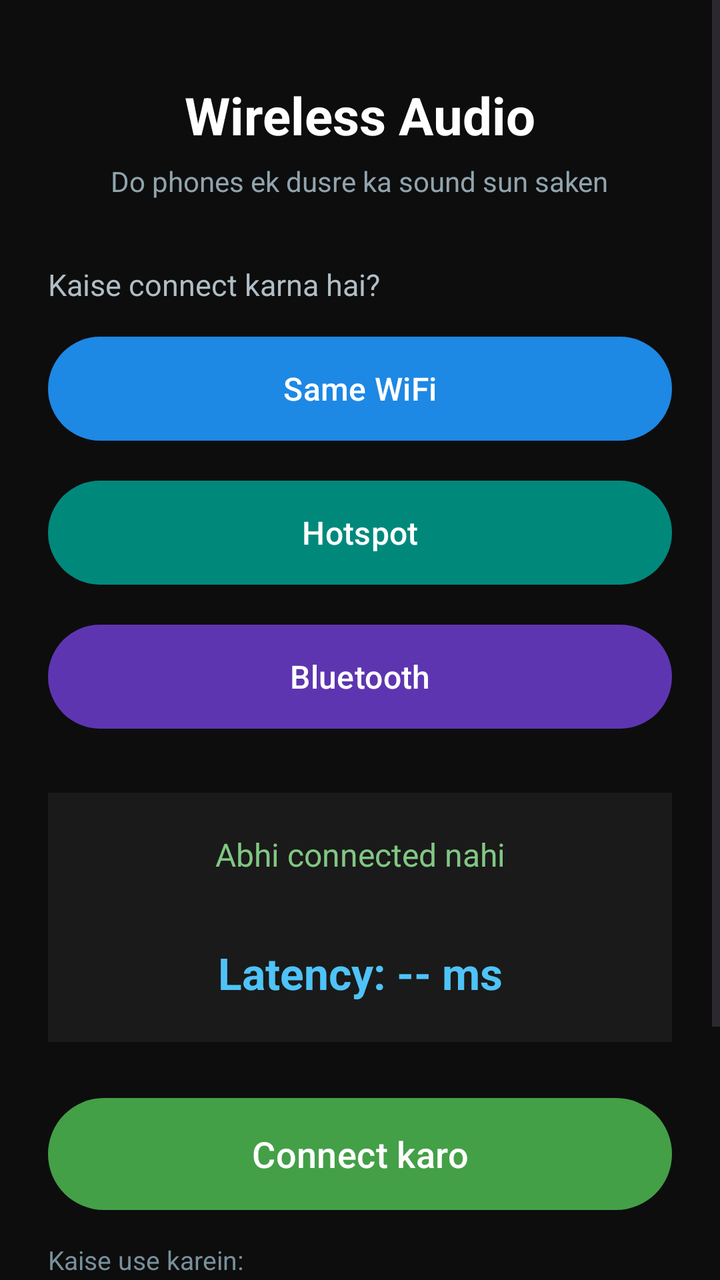
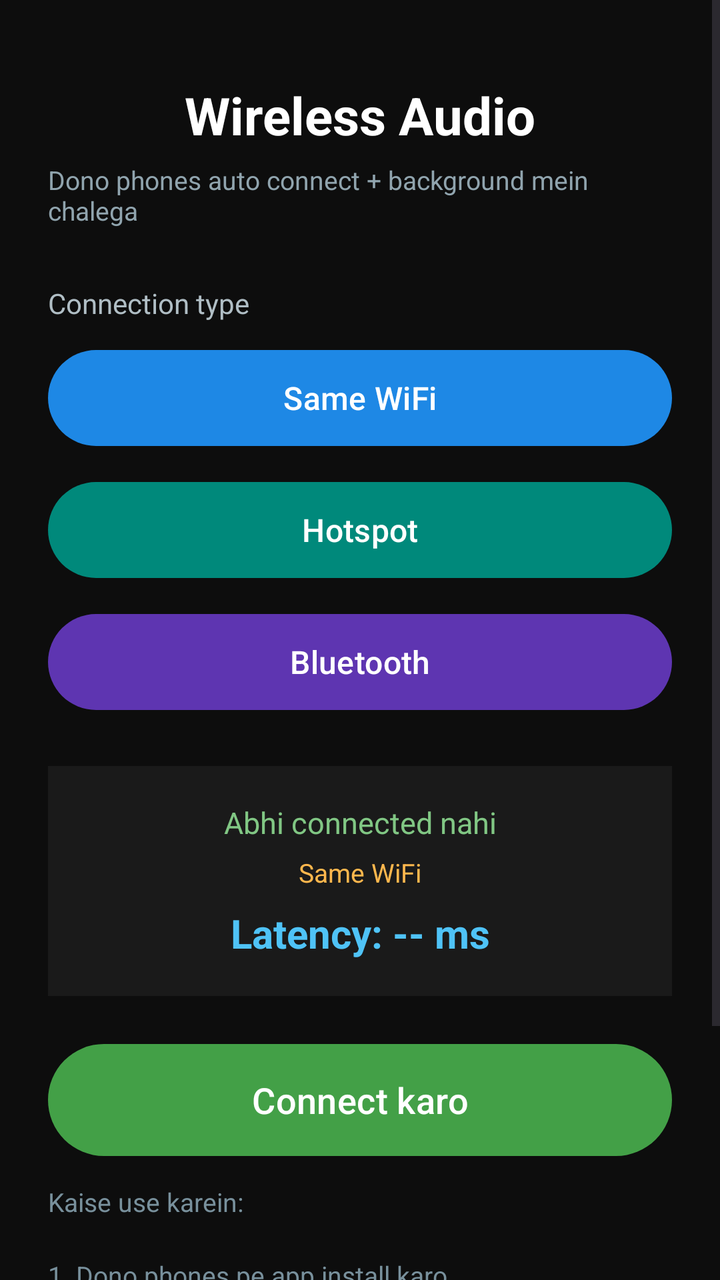

Screens rendered from an Android XML layout before and after an edit, with the pre-edit source and the edit as a unified diff.
<!-- AndroidManifest.xml: application theme Theme.WirelessAudioStreamer -->
<!-- res/layout/activity_main.xml -->
<?xml version="1.0" encoding="utf-8"?>
<ScrollView xmlns:android="http://schemas.android.com/apk/res/android"
    xmlns:app="http://schemas.android.com/apk/res-auto"
    android:layout_width="match_parent"
    android:layout_height="match_parent"
    android:fillViewport="true"
    android:background="#0D0D0D">

    <LinearLayout
        android:layout_width="match_parent"
        android:layout_height="wrap_content"
        android:orientation="vertical"
        android:padding="24dp"
        android:gravity="center_horizontal">

        <TextView
            android:layout_width="wrap_content"
            android:layout_height="wrap_content"
            android:text="Wireless Audio"
            android:textSize="26sp"
            android:textStyle="bold"
            android:textColor="#FFFFFF"
            android:layout_marginTop="16dp" />

        <TextView
            android:layout_width="wrap_content"
            android:layout_height="wrap_content"
            android:text="Do phones ek dusre ka sound sun saken"
            android:textSize="14sp"
            android:textColor="#90A4AE"
            android:layout_marginTop="6dp"
            android:layout_marginBottom="32dp" />

        
        <TextView
            android:layout_width="match_parent"
            android:layout_height="wrap_content"
            android:text="Kaise connect karna hai?"
            android:textSize="15sp"
            android:textColor="#B0BEC5"
            android:layout_marginBottom="12dp" />

        <com.google.android.material.button.MaterialButton
            android:id="@+id/btnSameWifi"
            android:layout_width="match_parent"
            android:layout_height="60dp"
            android:text="Same WiFi"
            android:textSize="16sp"
            android:textColor="#FFFFFF"
            app:backgroundTint="#1E88E5"
            android:layout_marginBottom="12dp" />

        <com.google.android.material.button.MaterialButton
            android:id="@+id/btnHotspot"
            android:layout_width="match_parent"
            android:layout_height="60dp"
            android:text="Hotspot"
            android:textSize="16sp"
            android:textColor="#FFFFFF"
            app:backgroundTint="#00897B"
            android:layout_marginBottom="12dp" />

        <com.google.android.material.button.MaterialButton
            android:id="@+id/btnBluetooth"
            android:layout_width="match_parent"
            android:layout_height="60dp"
            android:text="Bluetooth"
            android:textSize="16sp"
            android:textColor="#FFFFFF"
            app:backgroundTint="#5E35B1"
            android:layout_marginBottom="28dp" />

        
        <LinearLayout
            android:layout_width="match_parent"
            android:layout_height="wrap_content"
            android:orientation="vertical"
            android:background="#1A1A1A"
            android:padding="20dp"
            android:layout_marginBottom="24dp">

            <TextView
                android:id="@+id/tvStatus"
                android:layout_width="match_parent"
                android:layout_height="wrap_content"
                android:text="Abhi connected nahi"
                android:textSize="16sp"
                android:textColor="#81C784"
                android:gravity="center" />

            <TextView
                android:id="@+id/tvConnectionType"
                android:layout_width="match_parent"
                android:layout_height="wrap_content"
                android:text=""
                android:textSize="13sp"
                android:textColor="#FFB74D"
                android:gravity="center"
                android:layout_marginTop="6dp" />

            <TextView
                android:id="@+id/tvLatency"
                android:layout_width="match_parent"
                android:layout_height="wrap_content"
                android:text="Latency: -- ms"
                android:textSize="22sp"
                android:textStyle="bold"
                android:textColor="#4FC3F7"
                android:gravity="center"
                android:layout_marginTop="10dp" />
        </LinearLayout>

        
        <com.google.android.material.button.MaterialButton
            android:id="@+id/btnConnect"
            android:layout_width="match_parent"
            android:layout_height="64dp"
            android:text="Connect karo"
            android:textSize="18sp"
            android:textColor="#FFFFFF"
            app:backgroundTint="#43A047"
            android:layout_marginBottom="12dp" />

        <com.google.android.material.button.MaterialButton
            android:id="@+id/btnDisconnect"
            android:layout_width="match_parent"
            android:layout_height="52dp"
            android:text="Disconnect"
            android:textSize="15sp"
            android:visibility="gone"
            style="@style/Widget.Material3.Button.OutlinedButton"
            android:layout_marginBottom="24dp" />

        
        <TextView
            android:layout_width="match_parent"
            android:layout_height="wrap_content"
            android:text="Kaise use karein:\n\n1. Dono phones pe app kholo\n2. Same connection type choose karo (WiFi / Hotspot / Bluetooth)\n3. Dono pe Connect dabao\n4. Ek phone pe gana / YouTube chalao\n5. Dusre phone ke speaker pe sound aayega"
            android:textSize="13sp"
            android:textColor="#78909C"
            android:lineSpacingExtra="4dp"
            android:gravity="start" />

    </LinearLayout>
</ScrollView>
<!-- resources referenced by this layout -->
<resources>
  <style name="Theme.WirelessAudioStreamer" parent="Theme.Material3.DayNight.NoActionBar">
          <item name="colorPrimary">#1E88E5</item>
          <item name="colorPrimaryVariant">#1565C0</item>
          <item name="colorOnPrimary">@android:color/white</item>
          <item name="colorSecondary">#26A69A</item>
          <item name="android:statusBarColor">#1565C0</item>
      </style>
</resources>

<!-- the commit's change to res/layout/activity_main.xml (unified diff, before → after) -->
@@ -25,66 +25,64 @@
         <TextView
             android:layout_width="wrap_content"
             android:layout_height="wrap_content"
-            android:text="Do phones ek dusre ka sound sun saken"
-            android:textSize="14sp"
+            android:text="Dono phones auto connect + background mein chalega"
+            android:textSize="13sp"
             android:textColor="#90A4AE"
             android:layout_marginTop="6dp"
-            android:layout_marginBottom="32dp" />
+            android:layout_marginBottom="28dp" />
 
-        
         <TextView
             android:layout_width="match_parent"
             android:layout_height="wrap_content"
-            android:text="Kaise connect karna hai?"
-            android:textSize="15sp"
+            android:text="Connection type"
+            android:textSize="14sp"
             android:textColor="#B0BEC5"
-            android:layout_marginBottom="12dp" />
+            android:layout_marginBottom="10dp" />
 
         <com.google.android.material.button.MaterialButton
             android:id="@+id/btnSameWifi"
             android:layout_width="match_parent"
-            android:layout_height="60dp"
+            android:layout_height="56dp"
             android:text="Same WiFi"
             android:textSize="16sp"
             android:textColor="#FFFFFF"
             app:backgroundTint="#1E88E5"
-            android:layout_marginBottom="12dp" />
+            android:layout_marginBottom="10dp" />
 
         <com.google.android.material.button.MaterialButton
             android:id="@+id/btnHotspot"
             android:layout_width="match_parent"
-            android:layout_height="60dp"
+            android:layout_height="56dp"
             android:text="Hotspot"
             android:textSize="16sp"
             android:textColor="#FFFFFF"
             app:backgroundTint="#00897B"
-            android:layout_marginBottom="12dp" />
+            android:layout_marginBottom="10dp" />
 
         <com.google.android.material.button.MaterialButton
             android:id="@+id/btnBluetooth"
             android:layout_width="match_parent"
-            android:layout_height="60dp"
+            android:layout_height="56dp"
             android:text="Bluetooth"
             android:textSize="16sp"
             android:textColor="#FFFFFF"
             app:backgroundTint="#5E35B1"
-            android:layout_marginBottom="28dp" />
+            android:layout_marginBottom="24dp" />
 
-        
         <LinearLayout
             android:layout_width="match_parent"
             android:layout_height="wrap_content"
             android:orientation="vertical"
             android:background="#1A1A1A"
-            android:padding="20dp"
-            android:layout_marginBottom="24dp">
+            android:padding="18dp"
+            android:layout_marginBottom="20dp">
 
             <TextView
                 android:id="@+id/tvStatus"
                 android:layout_width="match_parent"
                 android:layout_height="wrap_content"
                 android:text="Abhi connected nahi"
-                android:textSize="16sp"
+                android:textSize="15sp"
                 android:textColor="#81C784"
                 android:gravity="center" />
 
@@ -92,7 +90,7 @@
                 android:id="@+id/tvConnectionType"
                 android:layout_width="match_parent"
                 android:layout_height="wrap_content"
-                android:text=""
+                android:text="Same WiFi"
                 android:textSize="13sp"
                 android:textColor="#FFB74D"
                 android:gravity="center"
@@ -103,14 +101,13 @@
                 android:layout_width="match_parent"
                 android:layout_height="wrap_content"
                 android:text="Latency: -- ms"
-                android:textSize="22sp"
+                android:textSize="20sp"
                 android:textStyle="bold"
                 android:textColor="#4FC3F7"
                 android:gravity="center"
-                android:layout_marginTop="10dp" />
+                android:layout_marginTop="8dp" />
         </LinearLayout>
 
-        
         <com.google.android.material.button.MaterialButton
             android:id="@+id/btnConnect"
             android:layout_width="match_parent"
@@ -119,7 +116,7 @@
             android:textSize="18sp"
             android:textColor="#FFFFFF"
             app:backgroundTint="#43A047"
-            android:layout_marginBottom="12dp" />
+            android:layout_marginBottom="10dp" />
 
         <com.google.android.material.button.MaterialButton
             android:id="@+id/btnDisconnect"
@@ -129,17 +126,15 @@
             android:textSize="15sp"
             android:visibility="gone"
             style="@style/Widget.Material3.Button.OutlinedButton"
-            android:layout_marginBottom="24dp" />
+            android:layout_marginBottom="20dp" />
 
-        
         <TextView
             android:layout_width="match_parent"
             android:layout_height="wrap_content"
-            android:text="Kaise use karein:\n\n1. Dono phones pe app kholo\n2. Same connection type choose karo (WiFi / Hotspot / Bluetooth)\n3. Dono pe Connect dabao\n4. Ek phone pe gana / YouTube chalao\n5. Dusre phone ke speaker pe sound aayega"
+            android:text="Kaise use karein:\n\n1. Dono phones pe app install karo\n2. Same WiFi ya Hotspot pe rakho\n3. DONO phones pe Connect dabao (permission allow)\n4. Auto mil jayenge\n5. Screen off / minimize kar sakte ho — disconnect nahi hoga\n6. Ek pe gana chalao, dusre pe suno"
             android:textSize="13sp"
             android:textColor="#78909C"
-            android:lineSpacingExtra="4dp"
-            android:gravity="start" />
+            android:lineSpacingExtra="3dp" />
 
     </LinearLayout>
 </ScrollView>
